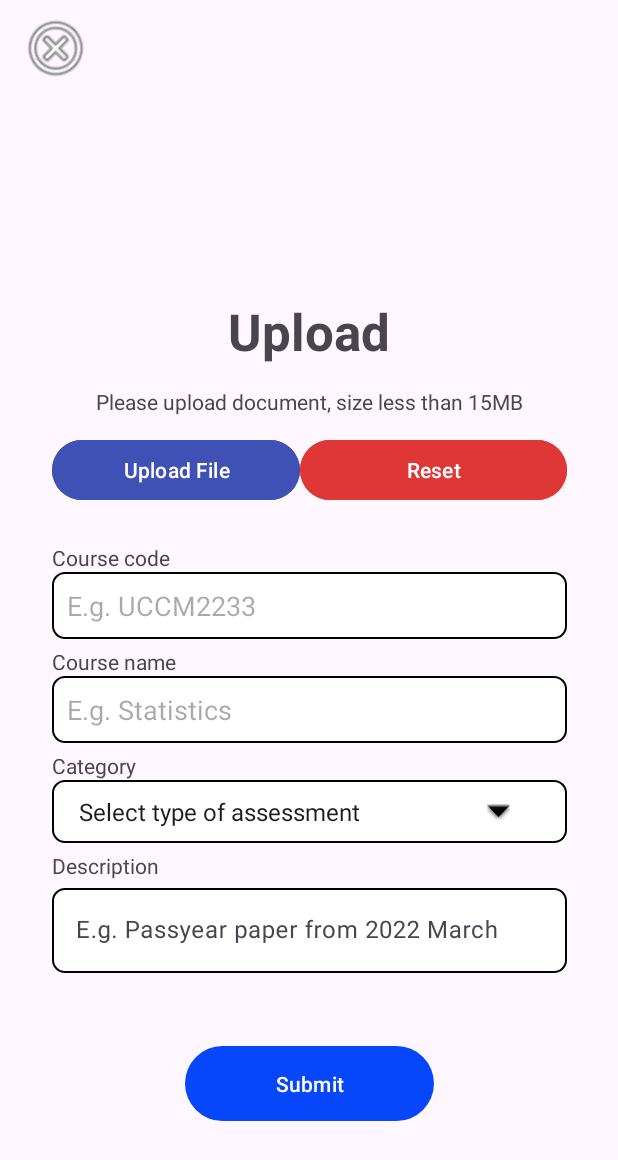
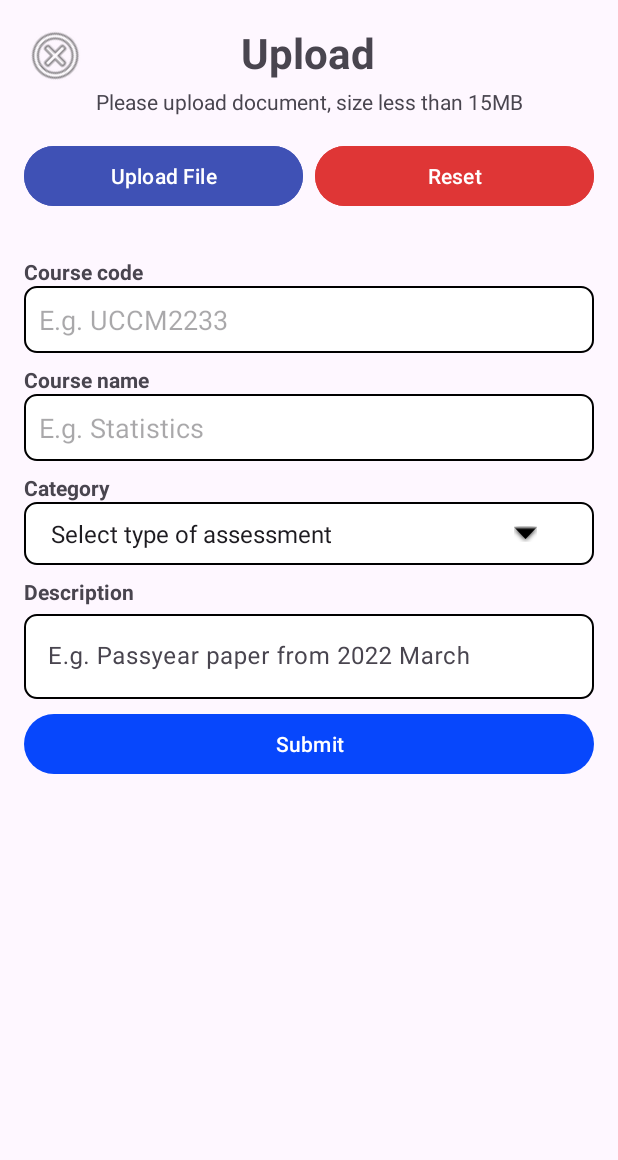
Before and after one commit to ScarletDawn03/MobileApplicationGroupAssignment, an Android app: the uploadPassyear screen opened directly, with no data from a screen before it, on a phone screen of 412 x 824 dp. Shown: the top 1160 px of the screen. Run offline under Robolectric (Android 15) with nearby library versions, the light colour scheme and no system bars; our stand-ins replace Firebase (no records; nobody signed in at launch, a user with empty details on screens opened directly).

Commit message:
Adjust interface of upload module

```diff
--- a/app/src/main/res/layout/activity_upload_passyear.xml
+++ b/app/src/main/res/layout/activity_upload_passyear.xml
@@ -6,113 +6,135 @@
     android:layout_height="match_parent"
     tools:context=".uploadPassyear">
 
+    <!-- Title -->
+
+    <ImageView
+        android:id="@+id/imageView"
+        android:layout_width="42dp"
+        android:layout_height="42dp"
+        android:layout_margin="16dp"
+        android:contentDescription="Close"
+        android:onClick="goHome"
+        android:rotation="45"
+        app:layout_constraintStart_toStartOf="parent"
+        app:layout_constraintTop_toTopOf="parent"
+        app:srcCompat="@android:drawable/ic_menu_add" />
+
+    <!-- Subtitle -->
+
     <TextView
         android:id="@+id/textView2"
         android:layout_width="wrap_content"
         android:layout_height="wrap_content"
-        android:layout_marginBottom="8dp"
         android:text="Upload"
-        android:textSize="34sp"
+        android:textSize="28sp"
         android:textStyle="bold"
-        app:layout_constraintBottom_toTopOf="@+id/textView3"
-        app:layout_constraintEnd_toEndOf="@+id/textView3"
-        app:layout_constraintHorizontal_bias="0.497"
-        app:layout_constraintStart_toStartOf="@+id/textView3"
-        app:layout_constraintTop_toTopOf="parent"
-        app:layout_constraintVertical_bias="0.969" />
+        app:layout_constraintEnd_toEndOf="parent"
+        app:layout_constraintHorizontal_bias="0.498"
+        app:layout_constraintStart_toStartOf="parent"
+        app:layout_constraintTop_toTopOf="@+id/imageView" />
 
     <TextView
         android:id="@+id/textView3"
         android:layout_width="wrap_content"
         android:layout_height="wrap_content"
-        android:layout_marginBottom="12dp"
         android:text="Please upload document, size less than 15MB"
-        app:layout_constraintBottom_toTopOf="@+id/linearLayout"
-        app:layout_constraintEnd_toEndOf="@+id/linearLayout"
-        app:layout_constraintStart_toStartOf="@+id/linearLayout" />
+        android:textSize="14sp"
+        app:layout_constraintTop_toBottomOf="@id/textView2"
+        app:layout_constraintStart_toStartOf="parent"
+        app:layout_constraintEnd_toEndOf="parent"
+        android:layout_marginTop="4dp" />
 
+    <!-- Main Form Container -->
     <LinearLayout
         android:id="@+id/linearLayout"
-        android:layout_width="343dp"
-        android:layout_height="459dp"
+        android:layout_width="0dp"
+        android:layout_height="0dp"
         android:orientation="vertical"
+        android:padding="16dp"
+        app:layout_constraintTop_toBottomOf="@id/textView3"
         app:layout_constraintBottom_toBottomOf="parent"
-        app:layout_constraintEnd_toEndOf="parent"
         app:layout_constraintStart_toStartOf="parent"
-        app:layout_constraintTop_toTopOf="parent"
-        app:layout_constraintVertical_bias="0.794">
+        app:layout_constraintEnd_toEndOf="parent">
 
+        <!-- Upload & Reset Buttons -->
         <LinearLayout
             android:layout_width="match_parent"
             android:layout_height="wrap_content"
-            android:orientation="horizontal">
+            android:orientation="horizontal"
+            android:gravity="center_horizontal"
+            android:layout_marginBottom="5dp">
 
             <Button
                 android:id="@+id/selectFile"
-                android:layout_width="165dp"
+                android:layout_width="0dp"
                 android:layout_height="wrap_content"
+                android:layout_weight="1"
+                android:text="Upload File"
+                android:onClick="openFile"
                 android:backgroundTint="#3F51B5"
-                android:onClick="openFile"
-                android:text="Upload File" />
+                android:textColor="#FFFFFF" />
+
+            <Space
+                android:layout_width="8dp"
+                android:layout_height="wrap_content" />
 
             <Button
                 android:id="@+id/rst_uplbtn"
-                android:layout_width="wrap_content"
+                android:layout_width="0dp"
                 android:layout_height="wrap_content"
                 android:layout_weight="1"
+                android:text="Reset"
                 android:backgroundTint="#DF3636"
-                android:text="Reset" />
+                android:textColor="#FFFFFF" />
         </LinearLayout>
 
+        <!-- Selected Filename -->
         <TextView
             android:id="@+id/showfilename"
             android:layout_width="match_parent"
             android:layout_height="wrap_content"
-            android:textStyle="bold" />
+            android:textStyle="bold"
+            android:layout_marginBottom="5dp" />
 
+        <!-- Course Code -->
         <TextView
-            android:id="@+id/textView4"
             android:layout_width="match_parent"
             android:layout_height="wrap_content"
-            android:layout_marginTop="5dp"
-            android:text="Course code" />
-
+            android:text="Course code"
+            android:textStyle="bold" />
         <EditText
             android:id="@+id/upload_code"
             android:layout_width="match_parent"
             android:layout_height="wrap_content"
-            android:background="@drawable/upload_border"
-            android:ems="10"
             android:hint="E.g. UCCM2233"
             android:inputType="text"
-            android:text=""
+            android:background="@drawable/upload_border"
             android:textColor="#000000" />
 
+        <!-- Course Name -->
         <TextView
-            android:id="@+id/textView5"
             android:layout_width="match_parent"
             android:layout_height="wrap_content"
-            android:layout_marginTop="5dp"
-            android:text="Course name" />
-
+            android:layout_marginTop="8dp"
+            android:text="Course name"
+            android:textStyle="bold" />
         <EditText
             android:id="@+id/upload_name"
             android:layout_width="match_parent"
             android:layout_height="wrap_content"
-            android:background="@drawable/upload_border"
-            android:ems="10"
             android:hint="E.g. Statistics"
             android:inputType="text"
-            android:text=""
+            android:background="@drawable/upload_border"
             android:textColor="#000000" />
 
+        <!-- Category -->
         <TextView
-            android:id="@+id/textView6"
             android:layout_width="match_parent"
             android:layout_height="wrap_content"
-            android:layout_marginTop="5dp"
-            android:text="Category" />
-
+            android:layout_marginTop="8dp"
+            android:text="Category"
+            android:textStyle="bold" />
         <Spinner
             android:id="@+id/upload_category"
             android:layout_width="match_parent"
@@ -120,60 +142,39 @@
             android:background="@drawable/upload_dropdown_border"
             android:entries="@array/answer_category" />
 
-
+        <!-- Description -->
         <TextView
-            android:id="@+id/textView7"
             android:layout_width="match_parent"
             android:layout_height="wrap_content"
-            android:layout_marginTop="5dp"
-            android:text="Description" />
-
+            android:layout_marginTop="8dp"
+            android:text="Description"
+            android:textStyle="bold" />
         <com.google.android.material.textfield.TextInputLayout
             android:id="@+id/upload_desc_layout"
             android:layout_width="match_parent"
-            android:layout_height="101dp">
+            android:layout_height="wrap_content">
 
             <com.google.android.material.textfield.TextInputEditText
                 android:id="@+id/upload_desc"
                 android:layout_width="match_parent"
                 android:layout_height="wrap_content"
+                android:hint="E.g. Passyear paper from 2022 March"
                 android:background="@drawable/upload_border"
-                android:hint="E.g. Passyear paper from 2022 March"
+                android:maxLines="3"
                 app:counterEnabled="true"
                 app:counterMaxLength="500" />
-
         </com.google.android.material.textfield.TextInputLayout>
 
-        <LinearLayout
+        <!-- Submit Button -->
+        <Button
+            android:id="@+id/upload_btn"
             android:layout_width="match_parent"
-            android:layout_height="58dp"
-            android:layout_margin="5dp"
-            android:gravity="center"
-            android:orientation="vertical">
-
-            <Button
-                android:id="@+id/upload_btn"
-                android:layout_width="166dp"
-                android:layout_height="14dp"
-                android:layout_weight="1"
-                android:text="Submit"
-                app:backgroundTint="#0747fc" />
-        </LinearLayout>
-
+            android:layout_height="48dp"
+            android:layout_marginTop="6dp"
+            android:text="Submit"
+            android:textColor="#FFFFFF"
+            app:backgroundTint="#0747fc" />
     </LinearLayout>
 
-    <ImageView
-        android:id="@+id/imageView"
-        android:layout_width="49dp"
-        android:layout_height="57dp"
-        android:rotation="45"
-        android:onClick="goHome"
-        app:layout_constraintBottom_toTopOf="@+id/textView2"
-        app:layout_constraintEnd_toStartOf="@+id/textView2"
-        app:layout_constraintHorizontal_bias="0.126"
-        app:layout_constraintStart_toStartOf="parent"
-        app:layout_constraintTop_toTopOf="parent"
-        app:layout_constraintVertical_bias="0.023"
-        app:srcCompat="@android:drawable/ic_menu_add" />
 
 </androidx.constraintlayout.widget.ConstraintLayout>
```
